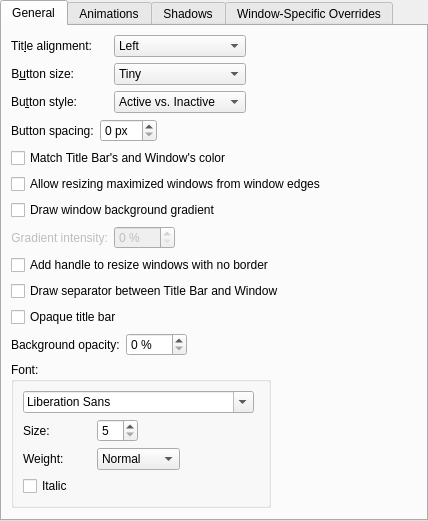
kupiqu/SierraBreezeEnhanced, file config/ui/breezeconfigurationui.ui: the form before one commit.
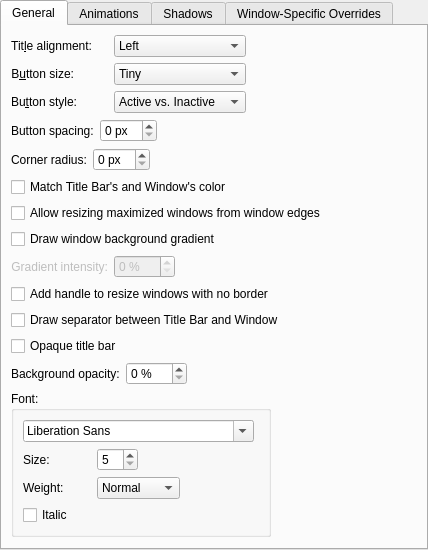
The form after the commit. Custom widgets are drawn as their Qt base class.

Commit message: added option to adjust corner radius (issue #15)

Diff of the .ui file:
```diff
--- a/config/ui/breezeconfigurationui.ui
+++ b/config/ui/breezeconfigurationui.ui
@@ -195,28 +195,62 @@
          </item>
         </layout>
        </item>
-       <item row="4" column="0" colspan="2">
+       <item row="4" column="0" colspan="3">
+         <layout class="QHBoxLayout" name="horizontalLayout_3">
+           <item>
+             <widget class="QLabel" name="cornerRadiusLabel">
+               <property name="text">
+                 <string>Corner radius:</string>
+               </property>
+             </widget>
+           </item>
+           <item>
+             <widget class="QSpinBox" name="cornerRadiusSpinBox">
+               <property name="suffix">
+                 <string> px</string>
+               </property>
+               <property name="prefix">
+                 <string/>
+               </property>
+             </widget>
+           </item>
+           <item>
+             <spacer name="horizontalSpacer_10">
+               <property name="orientation">
+                 <enum>Qt::Horizontal</enum>
+               </property>
+               <property name="sizeHint" stdset="0">
+                 <size>
+                   <width>40</width>
+                   <height>20</height>
+                 </size>
+               </property>
+             </spacer>
+           </item>
+         </layout>
+       </item>
+       <item row="5" column="0" colspan="2">
          <widget class="QCheckBox" name="matchColorForTitleBar">
            <property name="text">
              <string>Match Title Bar's and Window's color</string>
            </property>
          </widget>
        </item>
-       <item row="5" column="0" colspan="3">
+       <item row="6" column="0" colspan="3">
         <widget class="QCheckBox" name="drawBorderOnMaximizedWindows">
          <property name="text">
           <string>Allow resizing maximized windows from window edges</string>
          </property>
         </widget>
        </item>
-       <item row="6" column="0" colspan="3">
+       <item row="7" column="0" colspan="3">
         <widget class="QCheckBox" name="drawBackgroundGradient">
          <property name="text">
           <string>Draw window background gradient</string>
          </property>
         </widget>
        </item>
-       <item row="7" column="0">
+       <item row="8" column="0">
         <widget class="QLabel" name="label_7">
          <property name="enabled">
           <bool>false</bool>
@@ -229,7 +263,7 @@
          </property>
         </widget>
        </item>
-       <item row="7" column="1" alignment="Qt::AlignLeft">
+       <item row="8" column="1" alignment="Qt::AlignLeft">
         <widget class="QSpinBox" name="gradientSpinBox">
          <property name="enabled">
           <bool>false</bool>
@@ -242,28 +276,28 @@
          </property>
         </widget>
        </item>
-       <item row="8" column="0" colspan="3">
+       <item row="9" column="0" colspan="3">
         <widget class="QCheckBox" name="drawSizeGrip">
          <property name="text">
           <string>Add handle to resize windows with no border</string>
          </property>
         </widget>
        </item>
-       <item row="9" column="0" colspan="3">
+       <item row="10" column="0" colspan="3">
          <widget class="QCheckBox" name="drawTitleBarSeparator">
            <property name="text">
              <string>Draw separator between Title Bar and Window</string>
            </property>
          </widget>
        </item>
-       <item row="10" column="0" colspan="3">
+       <item row="11" column="0" colspan="3">
          <widget class="QCheckBox" name="opaqueTitleBar">
            <property name="text">
              <string>Opaque title bar</string>
            </property>
          </widget>
        </item>
-       <item row="11" column="0" colspan="3">
+       <item row="12" column="0" colspan="3">
         <layout class="QGridLayout" name="gridLayout_2" columnstretch="0,0,0,1">
          <item row="0" column="0">
           <widget class="QLabel" name="label_6">
@@ -403,7 +437,7 @@
          </item>
         </layout>
        </item>
-       <item row="12" column="0" colspan="3">
+       <item row="13" column="0" colspan="3">
         <spacer name="verticalSpacer">
          <property name="orientation">
           <enum>Qt::Vertical</enum>
```
Left out of the diff: 1 changed line with no effect on the pictures. The commit also changes 5 other files.
